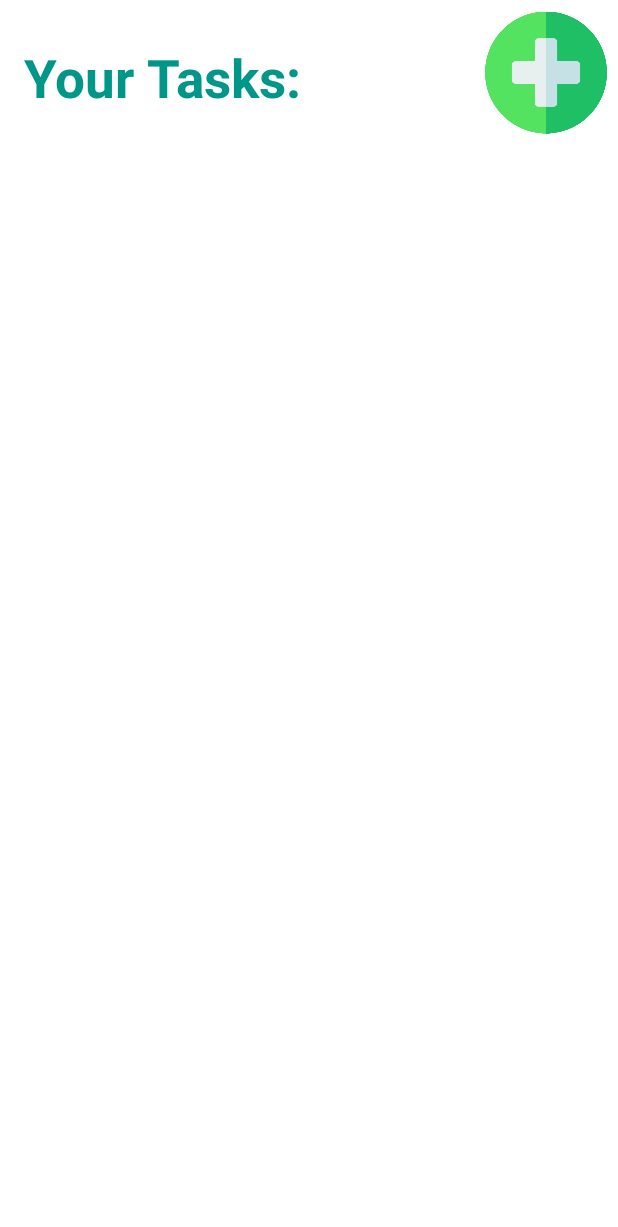
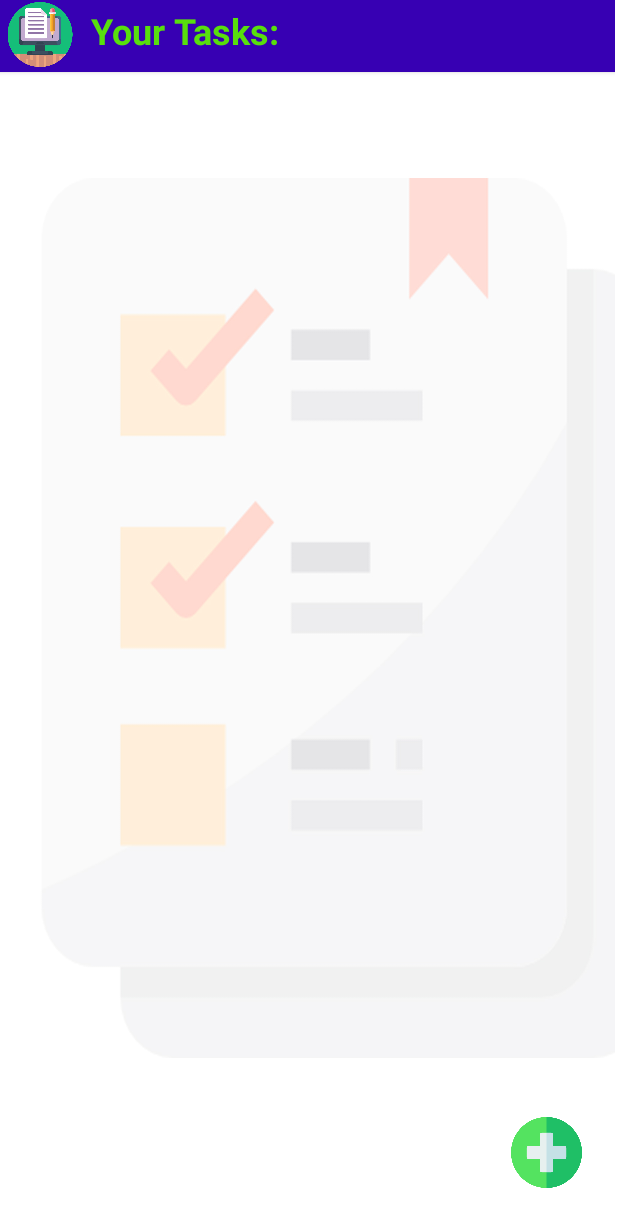
Before and after one commit to 2018331043/Reminder_Pro, an Android app: the layout activity_main.xml on its own in the app's theme, with its tools: preview values and no code run, on a phone screen of 412 x 824 dp. Shown: the top 1227 px of the screen. Run offline under Robolectric (Android 15) with nearby library versions, the phone set to English and light mode, and no system bars.

Commit message:
Add the basic funtionality of a task lister app

```diff
--- a/app/src/main/res/layout/activity_main.xml
+++ b/app/src/main/res/layout/activity_main.xml
@@ -2,30 +2,74 @@
 <androidx.constraintlayout.widget.ConstraintLayout xmlns:android="http://schemas.android.com/apk/res/android"
     xmlns:app="http://schemas.android.com/apk/res-auto"
     xmlns:tools="http://schemas.android.com/tools"
-    android:layout_width="match_parent"
+    android:layout_width="410dp"
     android:layout_height="match_parent"
+    android:background="@drawable/reminderprobackground"
     tools:context=".MainActivity">
 
+
+    <androidx.cardview.widget.CardView
+        android:id="@+id/cardView"
+        android:layout_width="416dp"
+        android:layout_height="48dp"
+        app:cardBackgroundColor="#FF3700B3"
+        app:layout_constraintEnd_toEndOf="parent"
+        app:layout_constraintStart_toStartOf="parent"
+        app:layout_constraintTop_toTopOf="parent">
+
+
+        <androidx.constraintlayout.widget.ConstraintLayout
+            android:layout_width="match_parent"
+            android:layout_height="match_parent">
+
+            <TextView
+                android:id="@+id/textView"
+                android:layout_width="161dp"
+                android:layout_height="40dp"
+                android:layout_marginTop="4dp"
+                android:layout_marginEnd="192dp"
+                android:shadowColor="#FCFDFC"
+                android:shadowRadius="0"
+                android:text="Your Tasks:"
+                android:textColor="#58DF0D"
+                android:textSize="24sp"
+                android:textStyle="bold"
+                app:layout_constraintEnd_toEndOf="parent"
+                app:layout_constraintTop_toTopOf="parent" />
+
+            <ImageView
+                android:id="@+id/imageView2"
+                android:layout_width="49dp"
+                android:layout_height="43dp"
+                android:layout_marginStart="4dp"
+                android:layout_marginTop="1dp"
+                android:layout_marginEnd="10dp"
+                app:layout_constraintEnd_toStartOf="@+id/textView"
+                app:layout_constraintStart_toStartOf="parent"
+                app:layout_constraintTop_toTopOf="parent"
+                app:srcCompat="@drawable/logo" />
+
+
+        </androidx.constraintlayout.widget.ConstraintLayout>
+    </androidx.cardview.widget.CardView>
+
     <ImageView
-        android:id="@+id/imageView"
-        android:layout_width="81dp"
-        android:layout_height="82dp"
-        android:layout_marginTop="7dp"
-        android:layout_marginEnd="7dp"
+        android:id="@+id/addButton"
+        android:layout_width="59dp"
+        android:layout_height="47dp"
+        android:layout_marginEnd="16dp"
+        android:layout_marginBottom="32dp"
+        app:layout_constraintBottom_toBottomOf="parent"
         app:layout_constraintEnd_toEndOf="parent"
-        app:layout_constraintTop_toTopOf="parent"
         app:srcCompat="@drawable/add" />
 
-    <TextView
-        android:id="@+id/textView"
-        android:layout_width="206dp"
-        android:layout_height="61dp"
-        android:layout_marginStart="16dp"
-        android:layout_marginTop="28dp"
-        android:text="Your Tasks:"
-        android:textColor="#009688"
-        android:textSize="35sp"
-        android:textStyle="bold"
+    <androidx.recyclerview.widget.RecyclerView
+        android:id="@+id/recyclerViewTasks"
+        android:layout_width="390dp"
+        android:layout_height="646dp"
+        android:layout_marginStart="9dp"
+        android:layout_marginTop="19dp"
         app:layout_constraintStart_toStartOf="parent"
-        app:layout_constraintTop_toTopOf="parent" />
+        app:layout_constraintTop_toBottomOf="@+id/cardView" />
+
 </androidx.constraintlayout.widget.ConstraintLayout>
--- a/app/src/main/res/values/themes.xml
+++ b/app/src/main/res/values/themes.xml
@@ -1,6 +1,6 @@
 <resources xmlns:tools="http://schemas.android.com/tools">
     <!-- Base application theme. -->
-    <style name="Theme.ReminderPro" parent="Theme.MaterialComponents.DayNight.DarkActionBar">
+    <style name="Theme.ReminderPro" parent="Theme.MaterialComponents.DayNight.NoActionBar">
         <!-- Primary brand color. -->
         <item name="colorPrimary">@color/purple_500</item>
         <item name="colorPrimaryVariant">@color/purple_700</item>
```
Also changed, not shown: app/build.gradle (+20 -3 lines), app/src/main/java/com/example/reminderpro/MainActivity.java (+87 -1 lines), app/src/main/java/com/example/reminderpro/TaskListAdapter.java (added, +71 -0 lines), app/src/main/java/com/example/reminderpro/Tasks.java (added, +27 -0 lines), app/src/main/res/layout/taskitemlayout.xml (added, +16 -0 lines), app/src/main/res/layout/taskwriterlayout.xml (added, +30 -0 lines), app/src/main/res/drawable-v24/logo.png (added), app/src/main/res/drawable-v24/reminderprobackground.jpg (added).
